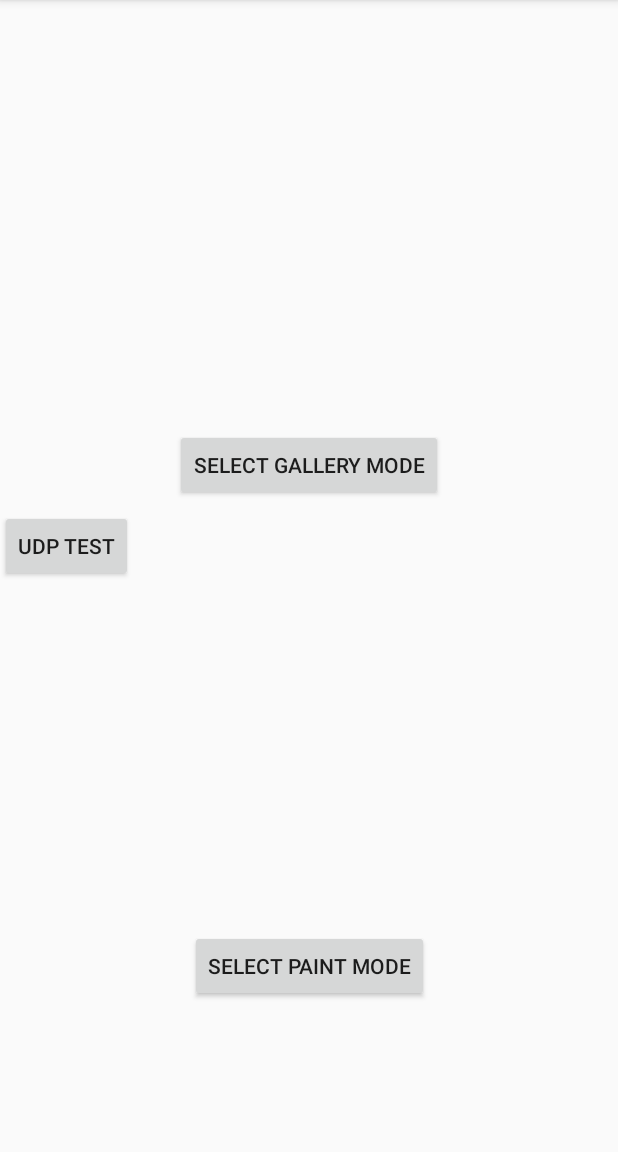
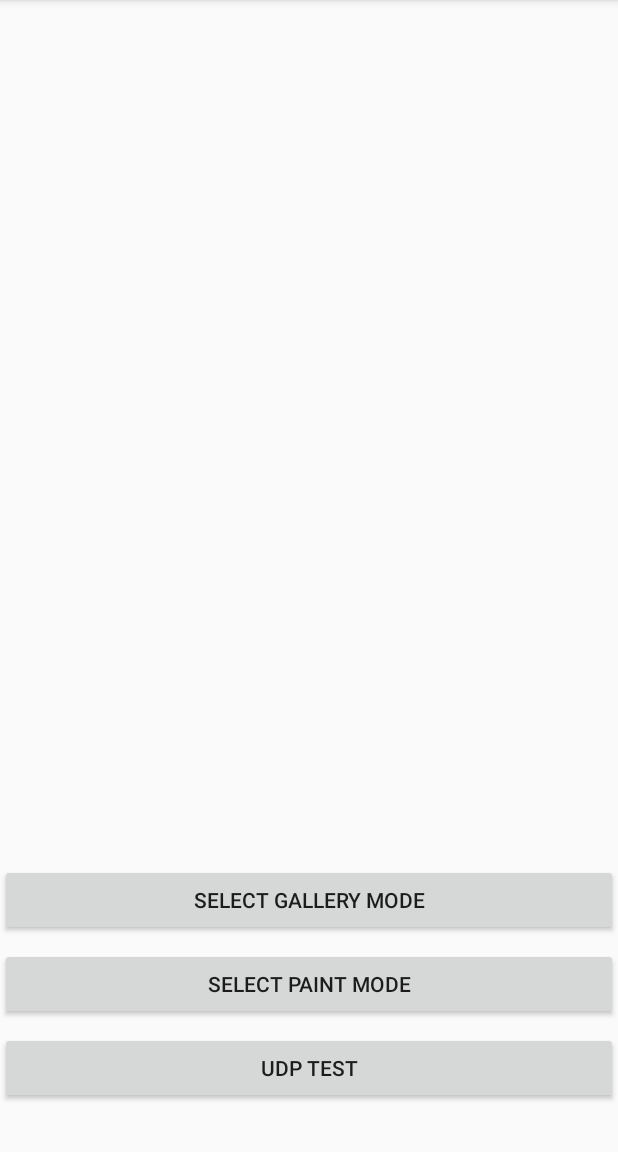
Before and after one commit to zhpinkman/realtime-propeller-led-display, an Android app: the screen it shows after launch (MainActivity), on a phone screen of 412 x 824 dp, the part 84-1236 px from its top. Run offline under Robolectric (Android 15) with nearby library versions, the phone set to English and light mode, and no system bars.

Commit message:
Connect main activity to UDP activity

```diff
--- a/android/frontsample/app/build.gradle
+++ b/android/frontsample/app/build.gradle
@@ -29,7 +29,7 @@ dependencies {
 
     implementation 'androidx.appcompat:appcompat:1.1.0'
     implementation 'androidx.constraintlayout:constraintlayout:1.1.3'
-    testImplementation 'junit:junit:4.12'
+    testImplementation 'junit:junit:4.13'
     androidTestImplementation 'androidx.test.ext:junit:1.1.1'
     androidTestImplementation 'androidx.test.espresso:espresso-core:3.2.0'
 }
--- a/android/frontsample/app/src/main/java/com/example/front_sample/MainActivity.java
+++ b/android/frontsample/app/src/main/java/com/example/front_sample/MainActivity.java
@@ -29,4 +29,9 @@ public class MainActivity extends AppCompatActivity {
         startActivity(intent);
     }
 
+    public void onUDPSelect(View view) {
+        Intent intent = new Intent(this, UDPActivity.class);
+        startActivity(intent);
+    }
+
 }
--- a/android/frontsample/app/src/main/java/com/example/front_sample/UDPActivity.java
+++ b/android/frontsample/app/src/main/java/com/example/front_sample/UDPActivity.java
@@ -11,4 +11,6 @@ public class UDPActivity extends AppCompatActivity {
         super.onCreate(savedInstanceState);
         setContentView(R.layout.activity_udp);
     }
+
+
 }
--- a/android/frontsample/app/src/main/res/layout/activity_main.xml
+++ b/android/frontsample/app/src/main/res/layout/activity_main.xml
@@ -8,32 +8,36 @@
 
     <Button
         android:id="@+id/button"
-        android:layout_width="wrap_content"
+        android:layout_width="0dp"
         android:layout_height="wrap_content"
-        android:layout_marginBottom="100dp"
+        android:layout_marginBottom="8dp"
         android:onClick="onPaintSelect"
         android:text="@string/selectPaintMode"
-        app:layout_constraintBottom_toBottomOf="parent"
+        app:layout_constraintBottom_toTopOf="@+id/button4"
+        app:layout_constraintEnd_toEndOf="parent"
+        app:layout_constraintHorizontal_bias="0.497"
+        app:layout_constraintStart_toStartOf="parent" />
+
+    <Button
+        android:id="@+id/button2"
+        android:layout_width="0dp"
+        android:layout_height="wrap_content"
+        android:layout_marginBottom="8dp"
+        android:onClick="onGallerySelect"
+        android:text="@string/selectGalleryMode"
+        app:layout_constraintBottom_toTopOf="@+id/button"
         app:layout_constraintEnd_toEndOf="parent"
         app:layout_constraintStart_toStartOf="parent" />
 
     <Button
-        android:id="@+id/button2"
-        android:layout_width="wrap_content"
+        android:id="@+id/button4"
+        android:layout_width="0dp"
         android:layout_height="wrap_content"
-        android:onClick="onGallerySelect"
-        android:text="@string/selectGalleryMode"
-        app:layout_constraintBottom_toTopOf="@+id/button"
+        android:layout_marginBottom="32dp"
+        android:onClick="onUDPSelect"
+        android:text="@string/UDPButtonText"
+        app:layout_constraintBottom_toBottomOf="parent"
         app:layout_constraintEnd_toEndOf="parent"
-        app:layout_constraintStart_toStartOf="parent"
-        app:layout_constraintTop_toTopOf="parent" />
-
-    <Button
-        android:id="@+id/button4"
-        android:layout_width="wrap_content"
-        android:layout_height="wrap_content"
-        android:layout_marginTop="6dp"
-        android:text="UDP Test"
-        app:layout_constraintTop_toBottomOf="@+id/button2"
-        tools:layout_editor_absoluteX="158dp" />
+        app:layout_constraintHorizontal_bias="0.498"
+        app:layout_constraintStart_toStartOf="parent" />
 </androidx.constraintlayout.widget.ConstraintLayout>
--- a/android/frontsample/app/src/main/res/values/strings.xml
+++ b/android/frontsample/app/src/main/res/values/strings.xml
@@ -3,4 +3,5 @@
     <string name="selectGalleryMode">select gallery mode</string>
     <string name="selectPaintMode">select paint mode</string>
     <string name="selectPhotoFromGallery">select photo from gallery</string>
+    <string name="UDPButtonText">UDP Test</string>
 </resources>
```
Also changed, not shown: android/frontsample/app/src/main/res/layout/activity_udp.xml (+9 -0 lines).
